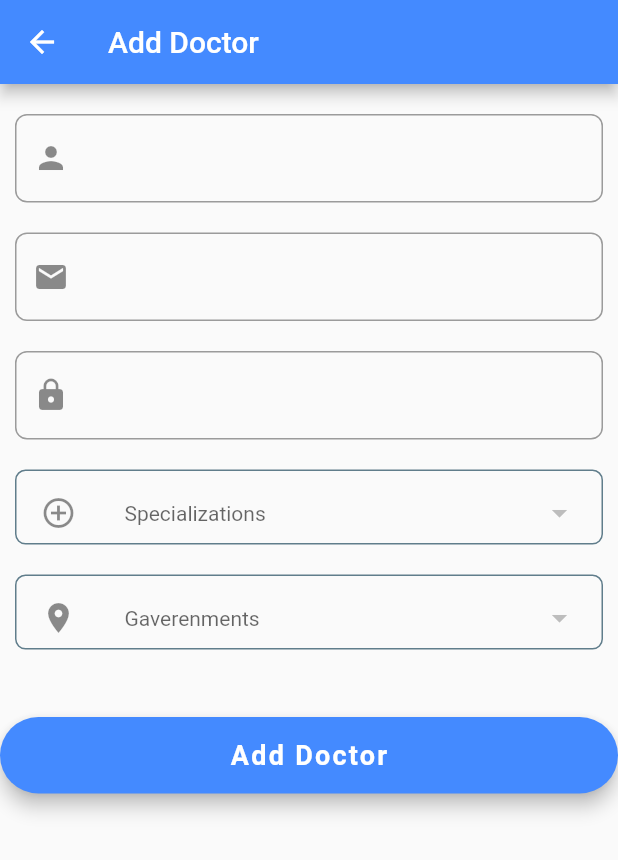
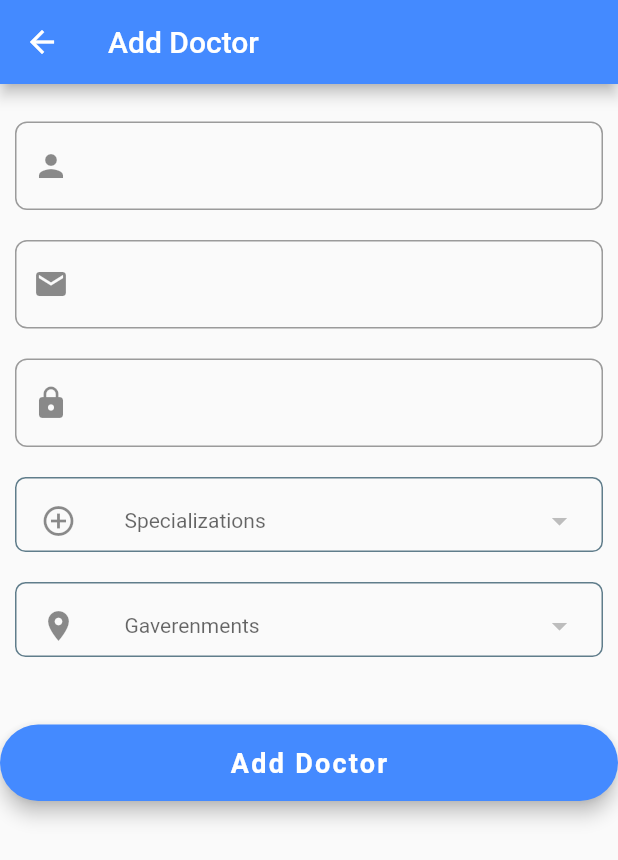
Before and after one commit to mohabmahmoud/Finddr, a Flutter app: the AddDocotor screen opened directly, on a phone screen of 412 x 824 dp. Shown: the top 860 px of the screen. Run offline on Flutter 3.47's test engine with Material 2 defaults, Android fonts, the phone set to English and light mode, and no system bars; our stand-ins replace cloud_firestore, firebase_auth, shared_preferences; accounts and stored records are empty; Roboto replaces fonts that are missing (mohab); statements that could not run were skipped.

Commit message:
adminhome

```diff
--- a/lib/ui/Admin/AddDoctor.dart
+++ b/lib/ui/Admin/AddDoctor.dart
@@ -27,7 +27,7 @@ class _AddDocotorState extends State<AddDocotor> {
   Widget build(BuildContext context) {
     return Scaffold(appBar: AppBar(title: Text('Add Doctor'),),body: Container(child: ListView(children: <Widget>[
 
-      SizedBox(height: 20,),
+      SizedBox(height: 25,),
       Padding(padding: EdgeInsets.only(left: 10,right: 10),
           child:TextField(controller: nameCont
             ,style:
```
